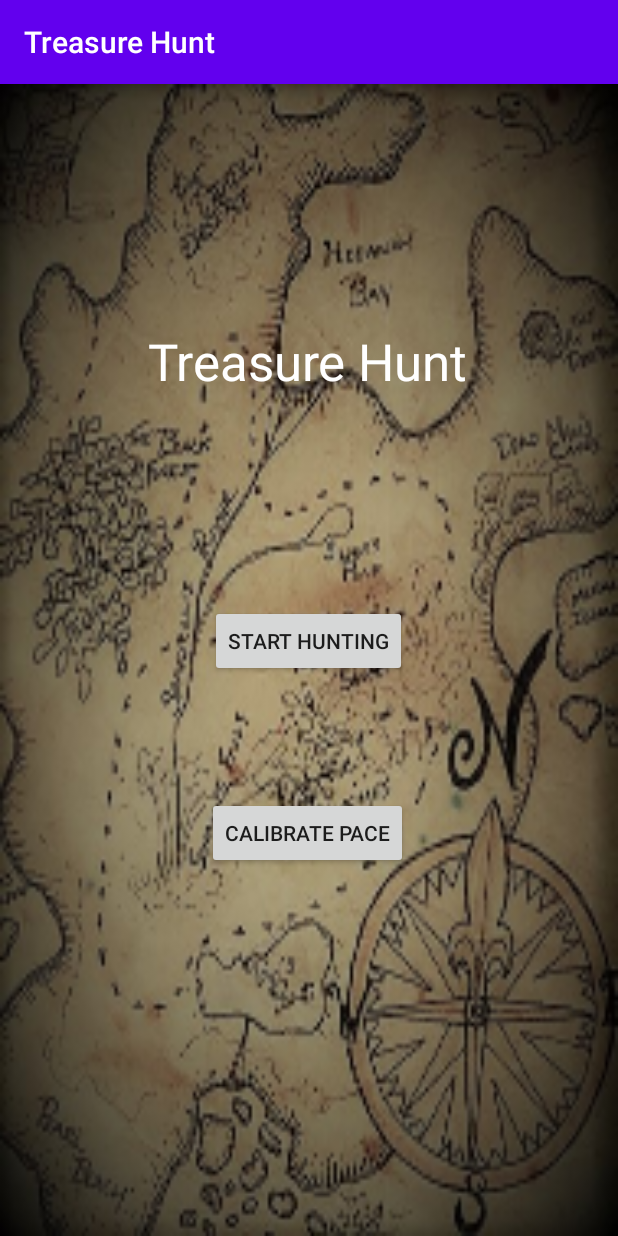
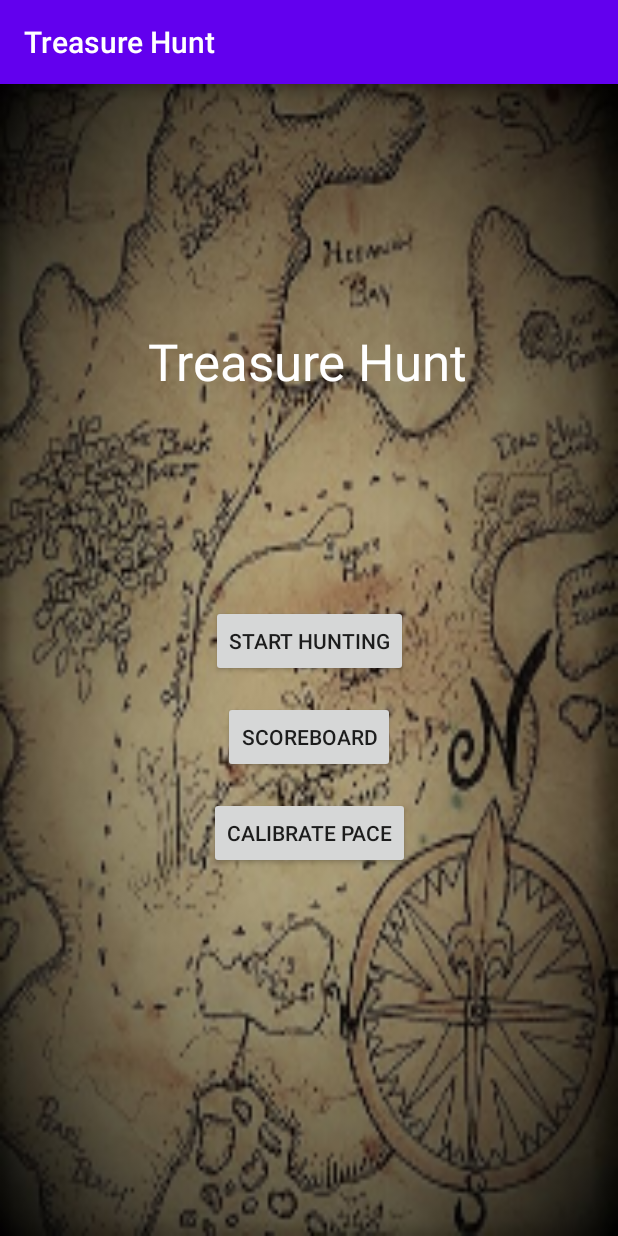
Before and after one commit to blaine141/Treasure-Hunt, an Android app: the screen it shows after launch (MainActivity), on a phone screen of 412 x 824 dp. Run offline under Robolectric (Android 15) with nearby library versions, the phone set to English and light mode, and no system bars.

Commit message:
Score keeping

```diff
--- a/app/build.gradle
+++ b/app/build.gradle
@@ -28,6 +28,7 @@ dependencies {
     implementation 'androidx.constraintlayout:constraintlayout:2.0.1'
     implementation 'com.android.volley:volley:1.1.1'
     implementation 'org.jetbrains:annotations-java5:15.0'
+    implementation 'com.google.code.gson:gson:2.8.6'
     testImplementation 'junit:junit:4.12'
     androidTestImplementation 'androidx.test.ext:junit:1.1.2'
     androidTestImplementation 'androidx.test.espresso:espresso-core:3.3.0'
--- a/app/src/main/java/com/example/treasurehunt/DirectionsActivity.java
+++ b/app/src/main/java/com/example/treasurehunt/DirectionsActivity.java
@@ -154,6 +154,7 @@ public class DirectionsActivity extends AppCompatActivity implements SensorEvent
 
     public void score(Context context, boolean found) {
         Score score = new Score(found, startDistance, currentCache, hintsUsed);
+        Score.saveNewScore(this, score);
         Intent intent = new Intent(context, ScoreActivity.class);
         intent.putExtra("score", score);
         startActivity(intent);
--- a/app/src/main/java/com/example/treasurehunt/MainActivity.java
+++ b/app/src/main/java/com/example/treasurehunt/MainActivity.java
@@ -25,6 +25,11 @@ public class MainActivity extends AppCompatActivity {
         startActivity(intent);
     }
 
+    public void scoreboardPress(View view) {
+        Intent intent = new Intent(this, ScoreboardActivity.class);
+        startActivity(intent);
+    }
+
     public void pacePress(View view) {
         Intent intent = new Intent(this, PaceActivity.class);
         startActivity(intent);
--- a/app/src/main/java/com/example/treasurehunt/ScoreActivity.java
+++ b/app/src/main/java/com/example/treasurehunt/ScoreActivity.java
@@ -11,6 +11,8 @@ import android.widget.TextView;
 import com.example.treasurehunt.MainActivity;
 import com.example.treasurehunt.R;
 
+import org.w3c.dom.Text;
+
 public class ScoreActivity extends AppCompatActivity {
 
     Cache currentCache;
@@ -21,7 +23,6 @@ public class ScoreActivity extends AppCompatActivity {
         super.onCreate(savedInstanceState);
         setContentView(R.layout.activity_score);
 
-        final Context thisContext = this;
         score = (Score)getIntent().getSerializableExtra("score");
         assert score != null;
         currentCache = score.cache;
@@ -29,6 +30,9 @@ public class ScoreActivity extends AppCompatActivity {
     }
 
     public void displayScore() {
+        TextView title = findViewById(R.id.scoreTitleTextView);
+        title.setText(currentCache.name);
+
         String finalScore = String.format(getResources().getConfiguration().locale, "You had an accuracy of %.2f%%. You used %d hint(s)", 100 * score.getAccuracy(), score.hints);
         TextView textView = findViewById(R.id.textView10);
         textView.setText(finalScore);
--- a/app/src/main/res/layout/activity_main.xml
+++ b/app/src/main/res/layout/activity_main.xml
@@ -23,27 +23,37 @@
         android:textColor="#FFF"/>
 
     <Button
-        android:id="@+id/button"
+        android:id="@+id/huntingButton"
         android:layout_width="wrap_content"
         android:layout_height="wrap_content"
         android:layout_marginTop="140dp"
         android:onClick="huntingPress"
         android:text="Start Hunting"
         app:layout_constraintEnd_toEndOf="parent"
-        app:layout_constraintHorizontal_bias="0.498"
         app:layout_constraintStart_toStartOf="parent"
         app:layout_constraintTop_toBottomOf="@+id/textView" />
 
     <Button
-        android:id="@+id/button3"
+        android:id="@+id/scoreboardButton"
         android:layout_width="wrap_content"
         android:layout_height="wrap_content"
-        android:layout_marginTop="80dp"
+        android:layout_marginTop="16dp"
+        android:onClick="scoreboardPress"
+        android:text="Scoreboard"
+        app:layout_constraintEnd_toEndOf="parent"
+        app:layout_constraintHorizontal_bias="0.501"
+        app:layout_constraintStart_toStartOf="parent"
+        app:layout_constraintTop_toBottomOf="@+id/huntingButton" />
+
+    <Button
+        android:id="@+id/paceButton"
+        android:layout_width="wrap_content"
+        android:layout_height="wrap_content"
+        android:layout_marginTop="16dp"
         android:onClick="pacePress"
         android:text="Calibrate Pace"
         app:layout_constraintEnd_toEndOf="parent"
-        app:layout_constraintHorizontal_bias="0.497"
         app:layout_constraintStart_toStartOf="parent"
-        app:layout_constraintTop_toBottomOf="@+id/button" />
+        app:layout_constraintTop_toBottomOf="@+id/scoreboardButton" />
 
 </androidx.constraintlayout.widget.ConstraintLayout>
```
Also changed, not shown: app/src/main/java/com/example/treasurehunt/Score.java (+38 -0 lines), app/src/main/java/com/example/treasurehunt/ScoreboardActivity.java (+54 -6 lines), app/src/main/res/layout/activity_score.xml (+6 -9 lines), app/src/main/res/layout/activity_scoreboard.xml (+4 -17 lines).
